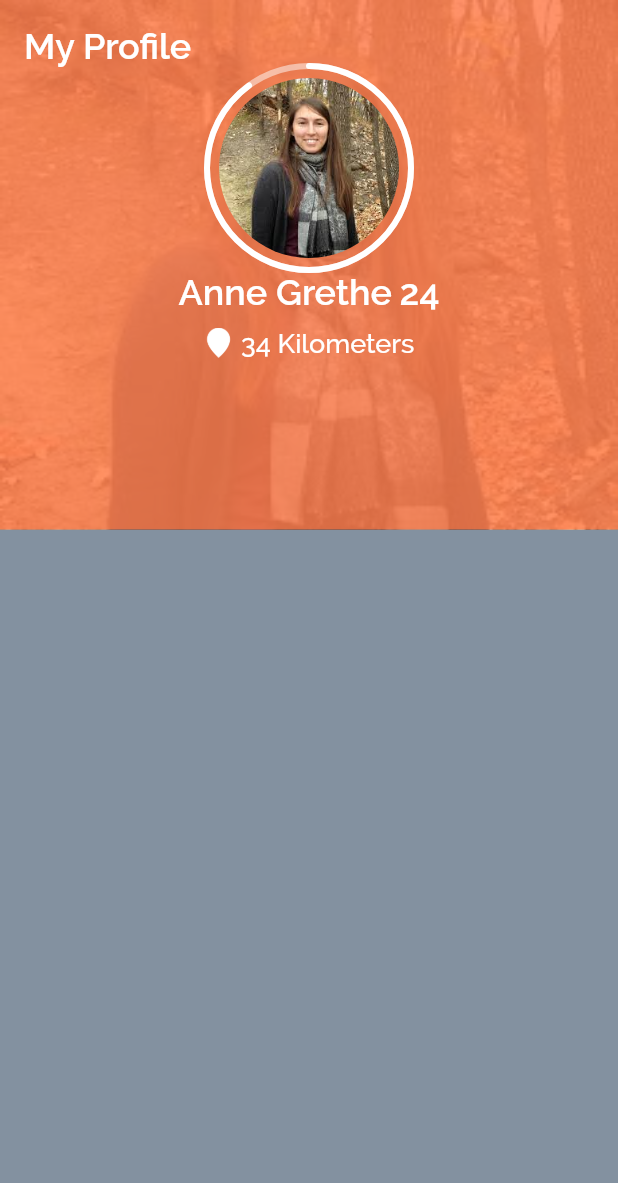
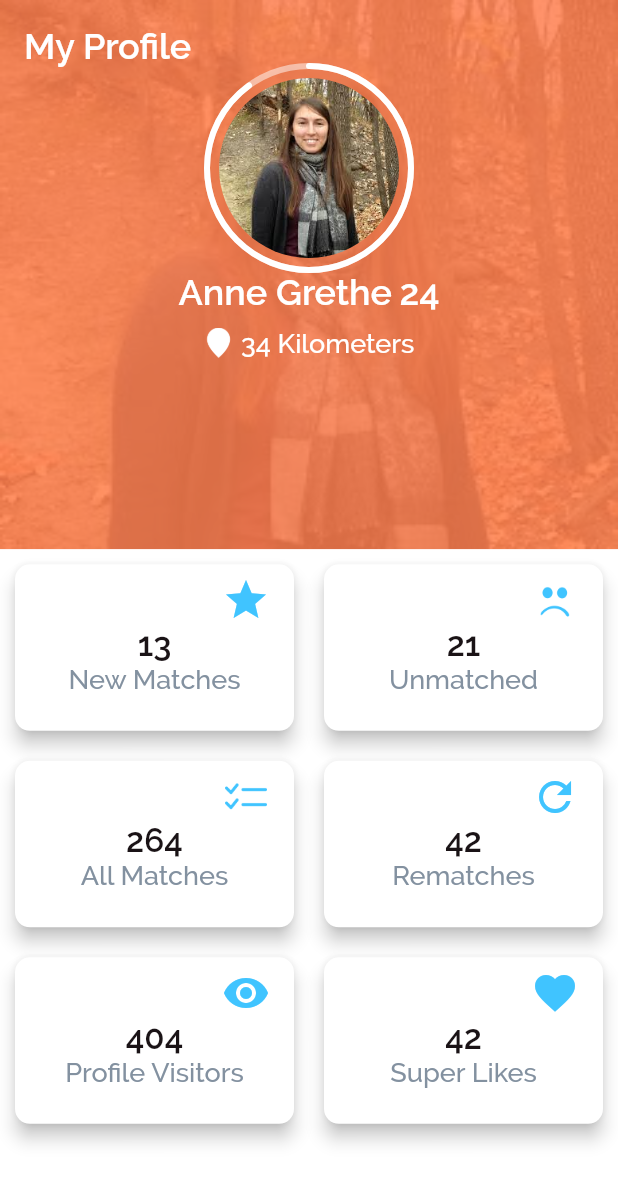
Before and after one commit to VighneshMestry/Dating-App, a Flutter app: the screen it shows after launch, on a phone screen of 412 x 824 dp. Shown: the top 1183 px of the screen. Run offline on Flutter 3.47's test engine with Material 2 defaults, Android fonts, the phone set to English and light mode, and no system bars.

Commit message:
commit 4

```diff
--- /dev/null
+++ b/lib/commons/profile_info_big_card.dart
@@ -0,0 +1,33 @@
+import 'package:dating_app/styleguide/text_style.dart';
+import 'package:flutter/material.dart';
+
+class ProfileInfoBigCard extends StatelessWidget {
+
+  final String firstText;
+  final String secondText;
+  final Widget icon;
+
+  const ProfileInfoBigCard({super.key, required this.firstText, required this.secondText, required this.icon});
+
+  @override
+  Widget build(BuildContext context) {
+    return Card(
+      margin: const EdgeInsets.symmetric(horizontal: 10.0, vertical: 10.0),
+      elevation: 5,
+      shape: RoundedRectangleBorder(borderRadius: BorderRadius.circular(10)),
+      child: Padding(
+        padding: const EdgeInsets.only(left: 16, right: 16, top: 8, bottom: 24),
+        child: Column(
+          children: [
+            Align
+            (
+              alignment: Alignment.topRight,
+              child: icon),
+            Text(firstText, style: titleStyle,),
+            Text(secondText, style: subTitleStyle,),
+          ],
+        ),
+      ),
+    );
+  }
+}
--- /dev/null
+++ b/lib/commons/profile_info_card.dart
@@ -0,0 +1,14 @@
+import 'package:flutter/src/widgets/container.dart';
+import 'package:flutter/src/widgets/framework.dart';
+
+class ProfileInfoCard extends StatelessWidget {
+
+  final firstText, secondText, hasImage, imagePath;
+
+  const ProfileInfoCard({super.key, this.firstText, this.secondText, this.hasImage, this.imagePath});
+
+  @override
+  Widget build(BuildContext context) {
+    return Container();
+  }
+}
--- a/lib/pages/profile_page.dart
+++ b/lib/pages/profile_page.dart
@@ -1,22 +1,29 @@
 import 'package:dating_app/commons/my_info.dart';
+import 'package:dating_app/pages/super_likes_me_page.dart';
 import 'package:dating_app/styleguide/colors.dart';
 import 'package:dating_app/styleguide/text_style.dart';
 import 'package:flutter/material.dart';
 
 import '../commons/opaque_image.dart';
+import '../commons/profile_info_big_card.dart';
+import '../commons/profile_info_card.dart';
 
 class ProfilePage extends StatelessWidget {
   const ProfilePage({super.key});
 
   @override
   Widget build(BuildContext context) {
+    final screenHeight = MediaQuery.of(context).size.height;
+    final screenWidth = MediaQuery.of(context).size.width;
+
     return Scaffold(
       body: Stack(
         children: [
           Column(
+
             children: [
               Expanded(
-                flex: 3,
+                flex: 4,
                 child: Stack(
                   children: [
                     const OpaqueImage(
@@ -29,7 +36,11 @@ class ProfilePage extends StatelessWidget {
                           children: const [
                             Align(
                               alignment: Alignment.centerLeft,
-                              child: Text("My Profile", style: whiteNameTextStyle, textAlign: TextAlign.left,),
+                              child: Text(
+                                "My Profile",
+                                style: whiteNameTextStyle,
+                                textAlign: TextAlign.left,
+                              ),
                             ),
                             MyInfo(),
                           ],
@@ -40,12 +51,111 @@ class ProfilePage extends StatelessWidget {
                 ),
               ),
               Expanded(
-                flex: 4,
+                flex: 5,
                 child: Container(
-                  color: secondaryTextColor,
+                  color: Colors.white,
+                  child: Table(
+                    children: [
+                      TableRow(
+                        children: [
+                          const ProfileInfoBigCard(
+                            firstText: "13",
+                            secondText: "New Matches",
+                            icon: Icon(
+                              Icons.star,
+                              size: 32,
+                              color: blueColor,
+                            ),
+                          ),
+                          ProfileInfoBigCard(
+                            firstText: "21",
+                            secondText: "Unmatched",
+                            icon: Image.asset(
+                              "assets/icons/sad_smiley.png",
+                              color: blueColor,
+                              width: 32,
+                            ),
+                          ),
+                        ],
+                      ),
+                      TableRow(
+                        children: [
+                          ProfileInfoBigCard(
+                            firstText: "264",
+                            secondText: "All Matches",
+                            icon: Image.asset(
+                              "assets/icons/checklist.png",
+                              color: blueColor,
+                              width: 32,
+                            ),
+                          ),
+                          const ProfileInfoBigCard(
+                            firstText: "42",
+                            secondText: "Rematches",
+                            icon: Icon(
+                              Icons.refresh,
+                              color: blueColor,
+                              size: 32,
+                            ),
+                          ),
+                        ],
+                      ),
+                      TableRow(
+                        children: [
+                          const ProfileInfoBigCard(
+                            firstText: "404",
+                            secondText: "Profile Visitors",
+                            icon: Icon(
+                              Icons.remove_red_eye,
+                              size: 32,
+                              color: blueColor,
+                            ),
+                          ),
+                          GestureDetector(
+                            // onTap: Navigator.of(context).push(
+                            //   MaterialPageRoute(
+                            //     builder: (context) => const SuperLikesMePage(),
+                            //   ),
+                            // ),
+                            child: const ProfileInfoBigCard(
+                              firstText: "42",
+                              secondText: "Super Likes",
+                              icon: Icon(
+                                Icons.favorite,
+                                color: blueColor,
+                                size: 32,
+                              ),
+                            ),
+                          ),
+                        ],
+                      )
+                    ],
+                  ),
                 ),
               )
             ],
+          ),
+          // Positioned also requires atleast one vertical component and two horizontal components
+          Positioned(
+            top: screenHeight * (4/9) - 80/2,
+            left: 16,
+            right: 16,
+            child: Row(
+              children: [
+                ProfileInfoCard(
+                  firstText: "54%",
+                  secondText: "Progress"
+                ),
+                ProfileInfoCard(
+                  hasImage: true,
+                  imagePath: "assets/icons/pulse.png",
+                ),
+                ProfileInfoCard(
+                  firstText: "152",
+                  secondText: "Level"
+                ),
+              ],
+            )
           )
         ],
       ),
--- /dev/null
+++ b/lib/pages/super_likes_me_page.dart
@@ -0,0 +1,11 @@
+import 'package:flutter/src/widgets/container.dart';
+import 'package:flutter/src/widgets/framework.dart';
+
+class SuperLikesMePage extends StatelessWidget {
+  const SuperLikesMePage({super.key});
+
+  @override
+  Widget build(BuildContext context) {
+    return Container();
+  }
+}
```
